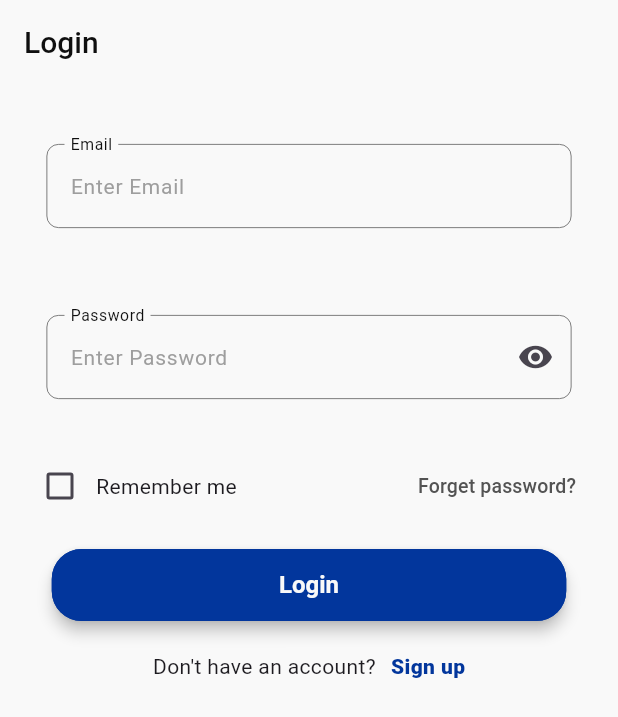
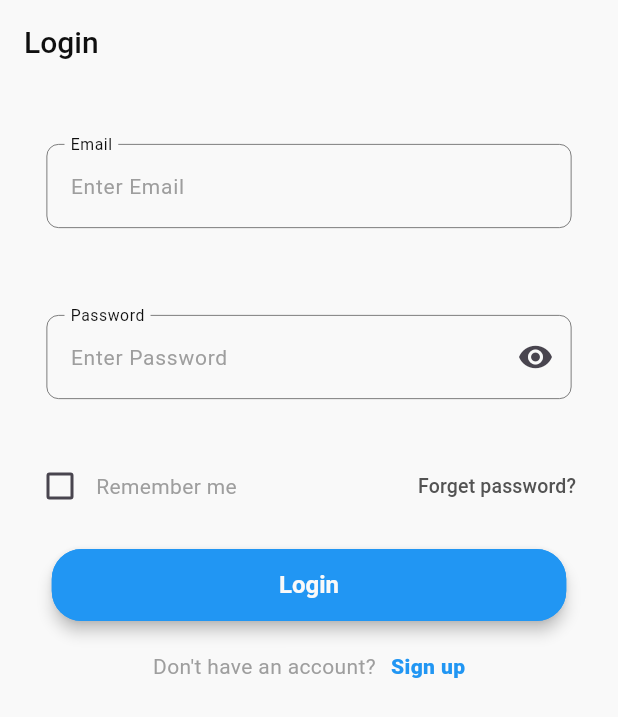
Before and after one commit to CodeMatesOrganization/online_exam_app, a Flutter app: the screen it shows after launch, on a phone screen of 412 x 824 dp. Shown: the top 717 px of the screen. Run offline on Flutter 3.47's test engine with Material 3 defaults, Android fonts, the phone set to English and light mode, and no system bars; our stand-ins replace dio, equatable, flutter_bloc, flutter_screenutil, get_it, injectable and 4 more; generated files the repository leaves out were written again.

Commit message:
enhance theme styles for improved UI consistency

```diff
--- a/lib/core/theme/app_colors.dart
+++ b/lib/core/theme/app_colors.dart
@@ -3,7 +3,7 @@ import 'package:flutter/material.dart';
 class AppColors {
   static const Color white = Color(0xffF9F9F9);
   static const Color red = Color(0xFFCC1010);
-  static const Color blue = Color(0xff02369C);
+  static const Color blue = Color(0xff2196F3);
   static const Color gray = Color(0xff535353);
   static const Color babyBlue = Color(0xffDFE7F7);
   static const Color black = Color(0xff0F0F0F);
--- a/lib/core/theme/app_theme.dart
+++ b/lib/core/theme/app_theme.dart
@@ -17,6 +17,32 @@ class AppTheme {
         color: AppColors.black,
         fontSize: 20,
       ),
+    ),
+    textTheme: const TextTheme(
+      headlineLarge: TextStyle(fontSize: 32, fontWeight: FontWeight.bold, color: AppColors.black),
+      headlineMedium: TextStyle(fontSize: 28, fontWeight: FontWeight.w700, color: AppColors.black),
+      headlineSmall: TextStyle(fontSize: 24, fontWeight: FontWeight.w600, color: AppColors.blue),
+      titleLarge: TextStyle(fontSize: 20, fontWeight: FontWeight.w600, color: AppColors.black),
+      titleMedium: TextStyle(fontSize: 18, fontWeight: FontWeight.w500, color: AppColors.black),
+      bodyLarge: TextStyle(fontSize: 16, fontWeight: FontWeight.normal, color: AppColors.black),
+      bodyMedium: TextStyle(fontSize: 14, fontWeight: FontWeight.normal, color: Colors.grey),
+      labelMedium: TextStyle(fontSize: 12, fontWeight: FontWeight.w400, color: Colors.grey),
+    ),
+    bottomAppBarTheme: BottomAppBarThemeData(
+      color: AppColors.blue,
+      shadowColor: AppColors.babyBlue,
+    ),
+    bottomNavigationBarTheme: BottomNavigationBarThemeData(
+      backgroundColor: AppColors.white,
+      elevation: 0,
+      selectedItemColor: AppColors.blue,
+      unselectedItemColor: AppColors.gray,
+      showUnselectedLabels: true,
+      selectedLabelStyle: TextStyle(fontSize: 14, fontWeight: FontWeight.bold),
+      unselectedLabelStyle: TextStyle(fontSize: 12),
+      type: BottomNavigationBarType.fixed,
+
+
     ),
     filledButtonTheme: FilledButtonThemeData(
       style: FilledButton.styleFrom(
```
